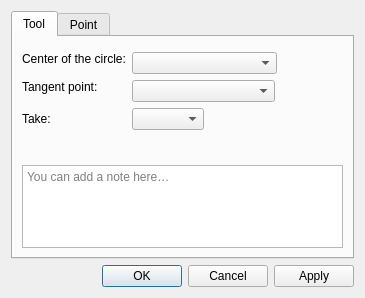
The window that src/libs/vtools/dialogs/tools/dialogpointfromcircleandtangent.ui (equinox-patterns/Ostara) describes before a commit, drawn with Qt 5.
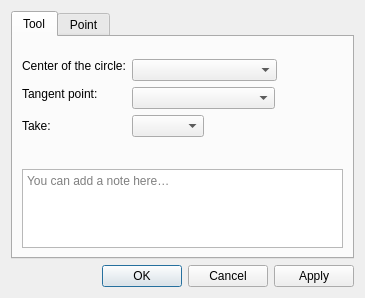
The same window after the commit. Icons and pictures are not drawn.

Commit message: Improve formula fields and tool dialogs

```diff
--- a/src/libs/vtools/dialogs/tools/dialogpointfromcircleandtangent.ui
+++ b/src/libs/vtools/dialogs/tools/dialogpointfromcircleandtangent.ui
@@ -31,6 +31,32 @@
        <item>
         <widget class="QWidget" name="formulaPlaceholder" native="true"/>
        </item>
+       <item>
+        <layout class="QHBoxLayout" name="formulaSeparatorLayout">
+         <property name="leftMargin">
+          <number>33</number>
+         </property>
+         <property name="rightMargin">
+          <number>33</number>
+         </property>
+         <item>
+          <widget class="QFrame" name="formulaSeparator">
+           <property name="minimumSize">
+            <size>
+             <width>0</width>
+             <height>1</height>
+            </size>
+           </property>
+           <property name="maximumSize">
+            <size>
+             <width>16777215</width>
+             <height>1</height>
+            </size>
+           </property>
+          </widget>
+         </item>
+        </layout>
+       </item>
        <item>
         <layout class="QFormLayout" name="formLayout">
          <property name="fieldGrowthPolicy">
```
The commit also changes 26 other files.
